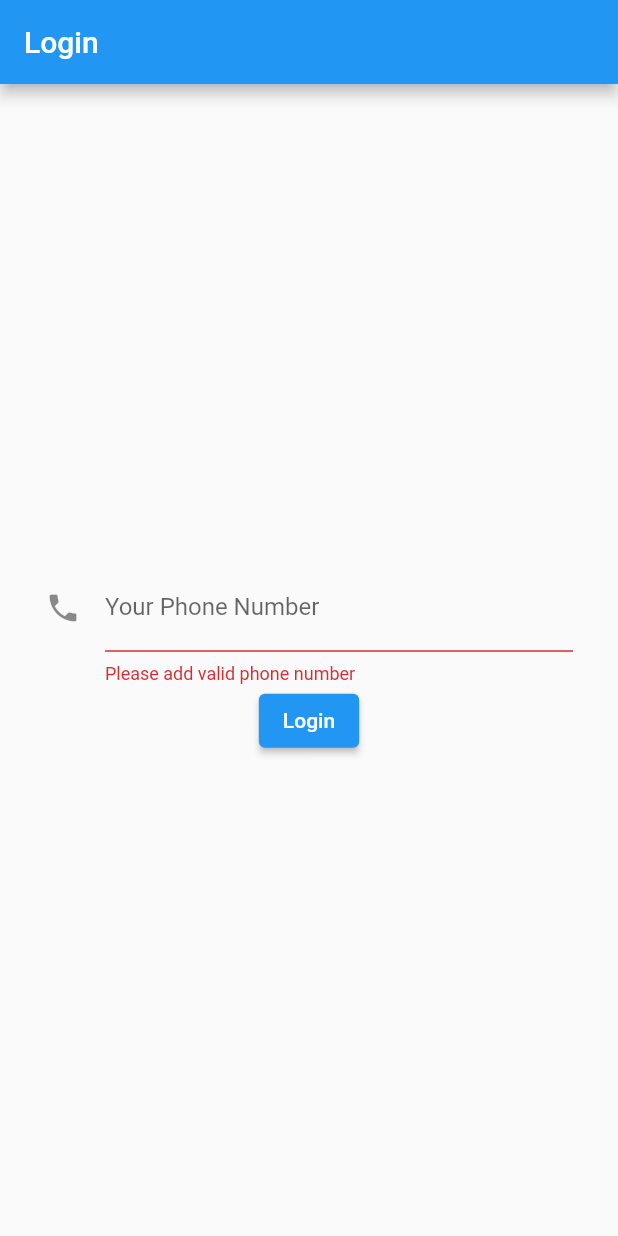
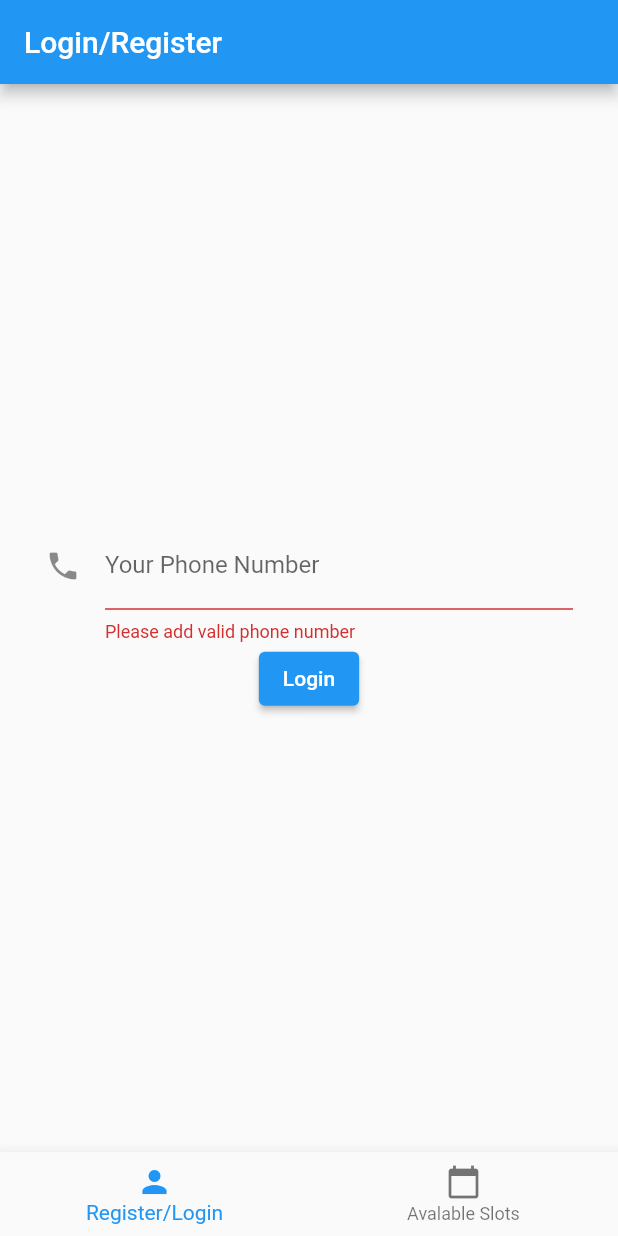
Before and after one commit to anuragarwalkar/cowin_app, a Flutter app: the screen it shows after launch, after a tap on "Login", on a phone screen of 412 x 824 dp. Run offline on Flutter 3.47's test engine with Material 2 defaults, Android fonts, the phone set to English and light mode, and no system bars; our stand-ins replace pin_code_fields, shared_preferences.

Commit message:
added screens

```diff
--- a/lib/main.dart
+++ b/lib/main.dart
@@ -1,6 +1,6 @@
+import 'package:cowin_app/screens/first_screen.dart';
 import 'package:cowin_app/screens/home_screen.dart';
 import 'package:cowin_app/screens/login_confirmation_screen.dart';
-import 'package:cowin_app/screens/login_screen.dart';
 import 'package:cowin_app/storage/localStorage.dart';
 import 'package:cowin_app/utils/utilFunctions.dart';
 import 'package:flutter/material.dart';
@@ -9,7 +9,7 @@ void main() async {
   WidgetsFlutterBinding.ensureInitialized();
   await ls.init();
   String initialRoute =
-      isTokenValid ? HomeScreen.routeName : LoginScreen.routeName;
+      isTokenValid ? HomeScreen.routeName : FirstScreen.routeName;
   runApp(MyApp(initialRoute));
 }
 
@@ -27,7 +27,7 @@ class MyApp extends StatelessWidget {
       ),
       initialRoute: initalRoute,
       routes: {
-        LoginScreen.routeName: (ctx) => LoginScreen(),
+        FirstScreen.routeName: (ctx) => FirstScreen(),
         LoginConfirmationScreen.routeName: (ctx) => LoginConfirmationScreen(),
         HomeScreen.routeName: (ctx) => HomeScreen()
       },
--- /dev/null
+++ b/lib/screens/first_screen.dart
@@ -0,0 +1,35 @@
+import 'package:cowin_app/screens/login_screen.dart';
+import 'package:cowin_app/widgets/appBottomNavigation.dart';
+import 'package:cowin_app/widgets/available_slots.dart';
+import 'package:flutter/material.dart';
+
+class FirstScreen extends StatefulWidget {
+  static const routeName = 'first-screen';
+  @override
+  _FirstScreenState createState() => _FirstScreenState();
+}
+
+class _FirstScreenState extends State<FirstScreen> {
+  void _selctPage(int index) {
+    this.setState(() {
+      this._selectedPageIndex = index;
+    });
+  }
+
+  int _selectedPageIndex = 0;
+  @override
+  Widget build(BuildContext context) {
+    return Scaffold(
+      appBar: AppBar(
+        title: Text(
+          _selectedPageIndex == 0 ? 'Login/Register' : 'Available Slots',
+        ),
+      ),
+      body: _selectedPageIndex == 0 ? LoginScreen() : AvailableSlots(),
+      bottomNavigationBar: AppBottomNavigationBar(
+        selectPage: _selctPage,
+        selectedPageIndex: _selectedPageIndex,
+      ),
+    );
+  }
+}
--- a/lib/screens/login_confirmation_screen.dart
+++ b/lib/screens/login_confirmation_screen.dart
@@ -75,7 +75,7 @@ class _LoginConfirmationScreenState extends State<LoginConfirmationScreen> {
         title: Text('Confirm OTP'),
       ),
       body: Container(
-        padding: EdgeInsets.all(50),
+        padding: EdgeInsets.all(30),
         child: Column(
           mainAxisAlignment: MainAxisAlignment.center,
           crossAxisAlignment: CrossAxisAlignment.center,
--- a/lib/screens/login_screen.dart
+++ b/lib/screens/login_screen.dart
@@ -23,21 +23,21 @@ class _LoginScreenState extends State<LoginScreen> {
   _onLogin() async {
     if (_formKey.currentState.validate()) {
       print(phoneNumber.value.text);
+      try {
         var res = await generateOtp(int.parse(phoneNumber.value.text));
 
         if (res) {
           Navigator.of(context).pushNamed(LoginConfirmationScreen.routeName);
+        }
+      } catch (e) {
+        print(e);
       }
     }
   }
 
   @override
   Widget build(BuildContext context) {
-    return Scaffold(
-      appBar: AppBar(
-        title: Text('Login'),
-      ),
-      body: Container(
+    return Container(
       padding: EdgeInsets.all(30),
       child: Form(
         key: _formKey,
@@ -54,9 +54,8 @@ class _LoginScreenState extends State<LoginScreen> {
               ),
               keyboardType: TextInputType.number,
             ),
-              ElevatedButton(onPressed: _onLogin, child: Text('Login'))
+            ElevatedButton(onPressed: _onLogin, child: Text('Login')),
           ],
-          ),
         ),
       ),
     );
--- a/lib/utils/utilFunctions.dart
+++ b/lib/utils/utilFunctions.dart
@@ -5,7 +5,12 @@ get isTokenValid {
 
   if (savedTokenDate != null) {
     DateTime savedDate = DateTime.parse(savedTokenDate);
-    return DateTime.now().difference(savedDate).inMinutes <= 10;
+    bool isValid = DateTime.now().difference(savedDate).inMinutes <= 10;
+    if (isValid) {
+      return isValid;
+    } else {
+      ls.removeToken();
+    }
   }
 
   return false;
--- /dev/null
+++ b/lib/widgets/appBottomNavigation.dart
@@ -0,0 +1,26 @@
+import 'package:flutter/material.dart';
+
+class AppBottomNavigationBar extends StatelessWidget {
+  final bool isLoggedIn;
+  AppBottomNavigationBar({
+    @required this.selectPage,
+    @required this.selectedPageIndex,
+    this.isLoggedIn = false,
+  });
+  final selectPage;
+  final selectedPageIndex;
+  @override
+  Widget build(BuildContext context) {
+    return BottomNavigationBar(
+      onTap: selectPage,
+      currentIndex: selectedPageIndex,
+      items: [
+        BottomNavigationBarItem(
+            icon: Icon(Icons.person),
+            label: isLoggedIn ? 'Members' : 'Register/Login'),
+        BottomNavigationBarItem(
+            icon: Icon(Icons.calendar_today), label: 'Avalable Slots'),
+      ],
+    );
+  }
+}
```
Also changed, not shown: lib/http/appHttp.dart (+18 -0 lines), lib/screens/home_screen.dart (+20 -2 lines), lib/storage/localStorage.dart (+7 -0 lines), lib/widgets/available_slots.dart (added, +15 -0 lines), lib/widgets/members.dart (added, +50 -0 lines), 1 other file. Lines whose indentation alone changed are shown as unchanged.
